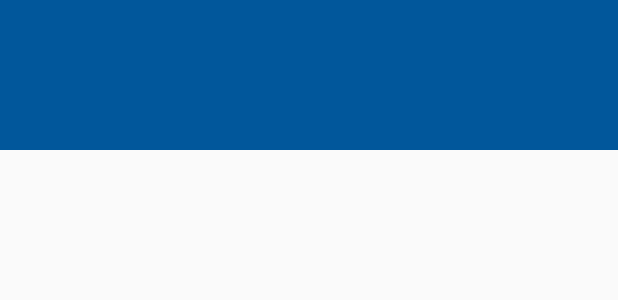
After one commit to AFHarismawan/WebResponseTimer, an Android app: the layout dialog_header.xml on its own in the app's theme, with its tools: preview values and no code run, on a phone screen of 412 x 824 dp. The commit adds this screen. Shown: the top 300 px of the screen. Run offline under Robolectric (Android 15) with nearby library versions, the phone set to English and light mode, and no system bars.

```diff
--- /dev/null
+++ b/app/src/main/res/layout/dialog_header.xml
@@ -0,0 +1,18 @@
+<?xml version="1.0" encoding="utf-8"?>
+<LinearLayout xmlns:android="http://schemas.android.com/apk/res/android"
+    android:layout_width="match_parent"
+    android:layout_height="100dp"
+    android:gravity="center"
+    android:padding="10dp"
+    android:background="@color/colorPrimary"
+    android:orientation="vertical" >
+
+    <TextView
+        android:id="@+id/title"
+        android:layout_width="wrap_content"
+        android:layout_height="wrap_content"
+        android:textAllCaps="true"
+        android:textColor="@android:color/white"
+        android:textAppearance="?android:textAppearanceMedium" />
+
+</LinearLayout>
--- a/build.gradle
+++ b/build.gradle
@@ -5,7 +5,7 @@ buildscript {
         jcenter()
     }
     dependencies {
-        classpath 'com.android.tools.build:gradle:2.3.1'
+        classpath 'com.android.tools.build:gradle:2.3.2'
 
         // NOTE: Do not place your application dependencies here; they belong
         // in the individual module build.gradle files
```
Also changed, not shown: app/src/main/java/net/gumcode/webresponsetimer/MainActivity.java (+46 -6 lines), app/src/main/java/net/gumcode/webresponsetimer/config/Config.java (+4 -4 lines), app/src/main/res/drawable/btn_selector.xml (added, +7 -0 lines), app/src/main/res/layout/dialog_content.xml (added, +12 -0 lines).
